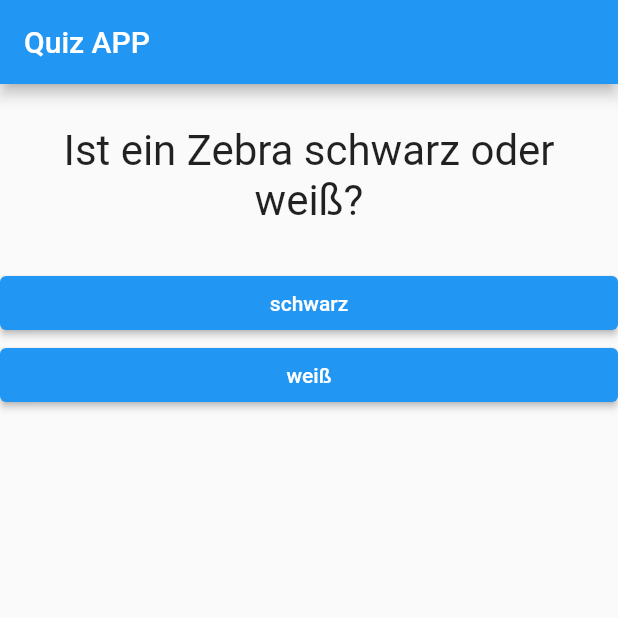
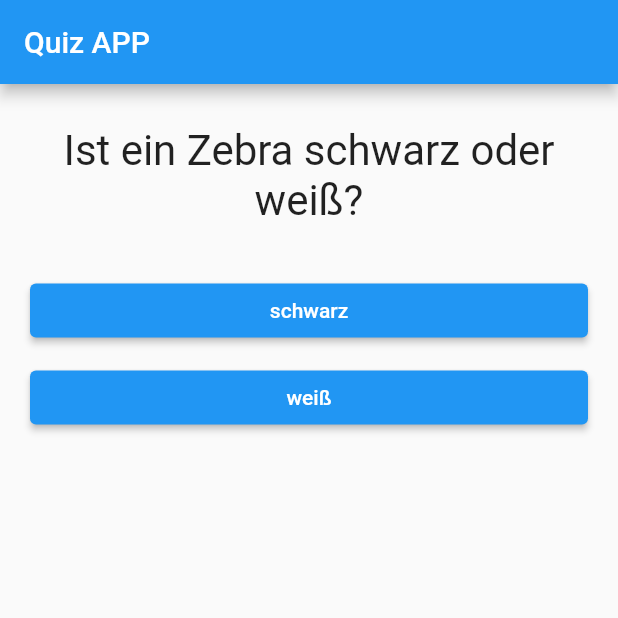
Before and after one commit to fox-coding/app_quiz, a Flutter app: the screen it shows after launch, on a phone screen of 412 x 824 dp, the top half of it. Run offline on Flutter 3.47's test engine with Material 2 defaults, Android fonts, the phone set to English and light mode, and no system bars.

```diff
--- a/lib/answer.dart
+++ b/lib/answer.dart
@@ -10,6 +10,7 @@ class Answer extends StatelessWidget {
   Widget build(BuildContext context) {
     return Container(
       width: double.infinity,
+      margin: EdgeInsets.fromLTRB(20, 5, 20, 5),
       child: ElevatedButton(
         child: Text(answerText),
         onPressed: selectHandler,
--- a/lib/main.dart
+++ b/lib/main.dart
@@ -1,6 +1,6 @@
 import 'package:flutter/material.dart';
-import './question.dart';
-import './answer.dart';
+import './quiz.dart';
+import './result.dart';
 
 void main() {
   runApp(MyApp());
@@ -15,32 +15,54 @@ class MyApp extends StatefulWidget {
 
 class _MyAppState extends State<MyApp> {
   var _questionIndex = 0;
+  var _totalScore = 0;
+
+  final _questions = const [
+    {
+      'question': 'Ist ein Zebra schwarz oder weiß?',
+      'answers': [
+        {'text': 'schwarz', 'score': 25},
+        {'text': 'weiß', 'score': 0}
+      ]
+    },
+    {
+      'question': 'Wie alt ist die Sphinx?',
+      'answers': [
+        {'text': '4000 Jahre', 'score': 0},
+        {'text': '6000 Jahre', 'score': 0},
+        {'text': 'über 8000 Jahre', 'score': 25}
+      ]
+    },
+    {
+      'question': 'Wer waren die Langobarden?',
+      'answers': [
+        {'text': 'Ameisenbären', 'score': 0},
+        {'text': 'Indogermaner', 'score': 25},
+        {'text': 'Griechische Historiker', 'score': 0}
+      ]
+    },
+    {
+      'question': 'Was sind die ersten 3 Werte von Pi?',
+      'answers': [
+        {'text': '3,12', 'score': 0},
+        {'text': '3,14', 'score': 25},
+        {'text': '3,44', 'score': 0}
+      ]
+    }
+  ];
 
   void _answerQuestion() {
     setState(() {
       _questionIndex = _questionIndex + 1;
     });
-    print('Antwort gewählt!');
   }
 
-  var questions = [
-    {
-      'question': 'Ist ein Zebra schwarz oder weiß?',
-      'answers': ['schwarz', 'weiß']
-    },
-    {
-      'question': 'Wie alt ist die Sphinx?',
-      'answers': ['4000 Jahre', '6000 Jahre', 'über 8000 Jahre']
-    },
-    {
-      'question': 'Wer waren die Langobarden?',
-      'answers': ['Ameisenbären', 'Indogermaner', 'Griechische Historiker']
-    },
-    {
-      'question': 'Was sind die ersten 3 Werte von Pi?',
-      'answers': ['3,12', '3,14', '3,44']
-    }
-  ];
+  void _resetQuiz() {
+    setState(() {
+      _questionIndex = 0;
+      _totalScore = 0;
+    });
+  }
 
   // This widget is the root of your application.
   @override
@@ -48,16 +70,12 @@ class _MyAppState extends State<MyApp> {
     return MaterialApp(
       home: Scaffold(
         appBar: AppBar(title: Text("Quiz APP")),
-        body: Column(
-          children: <Widget>[
-            Question(
-              questions[_questionIndex]['question'] as String,
-            ),
-            ...(questions[_questionIndex]['answers'] as List<String>).map((answer) {
-              return Answer(_answerQuestion, answer);
-            }).toList()
-          ],
-        ),
+        body: _questionIndex < _questions.length
+            ? Quiz(
+                questions: _questions,
+                answerQuestion: _answerQuestion,
+                questionIndex: _questionIndex)
+            : Result(_resetQuiz),
       ),
     );
   }
--- /dev/null
+++ b/lib/quiz.dart
@@ -0,0 +1,28 @@
+import 'package:flutter/material.dart';
+import './question.dart';
+import './answer.dart';
+
+class Quiz extends StatelessWidget {
+  final List<Map<String, Object>> questions;
+  final int questionIndex;
+  final VoidCallback answerQuestion;
+
+  Quiz(
+      {required this.questions,
+      required this.answerQuestion,
+      required this.questionIndex});
+
+  @override
+  Widget build(BuildContext context) {
+    return Column(
+      children: <Widget>[
+        Question(
+          questions[questionIndex]['question'] as String,
+        ),
+        ...(questions[questionIndex]['answers'] as List<Map<String,Object>>).map((answer) {
+          return Answer(answerQuestion, answer['text'] as String);
+        }).toList()
+      ],
+    );
+  }
+}
--- /dev/null
+++ b/lib/result.dart
@@ -0,0 +1,16 @@
+import 'package:flutter/material.dart';
+
+class Result extends StatelessWidget {
+  final VoidCallback resetHandler;
+  Result(this.resetHandler);
+
+  @override
+  Widget build(BuildContext context) {
+    return Center(
+      child: Column(children: <Widget>[
+        Text('Quiz beendet! Punktzahl: '),
+        BackButton(onPressed: resetHandler,)
+      ],),
+    );
+  }
+}
```
